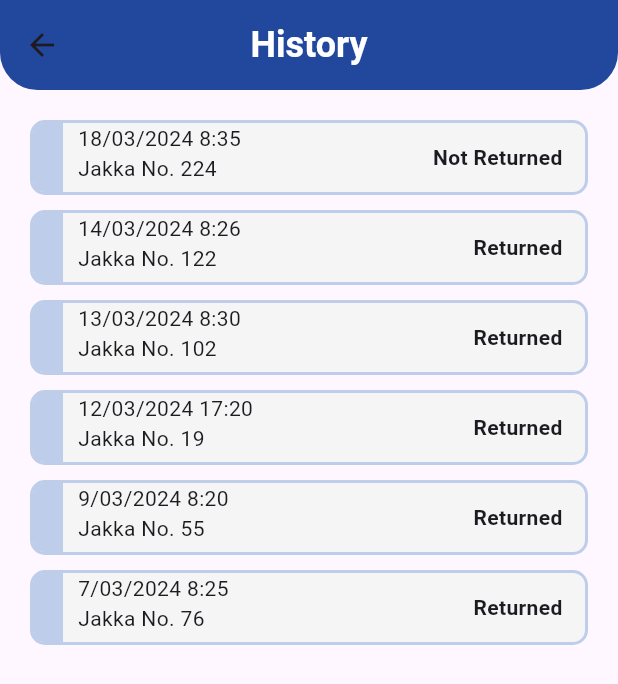
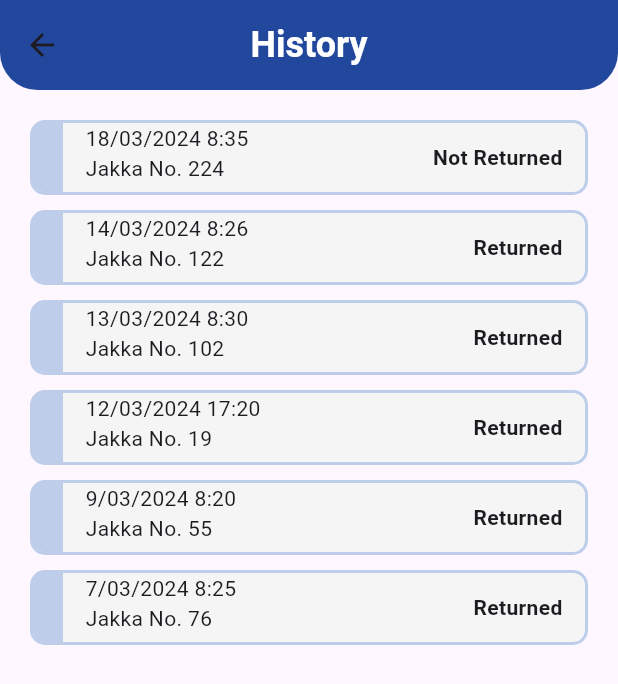
Before and after one commit to kapraomaewsub/Jakka-mobile-app, a Flutter app: the Historypage screen opened directly, on a phone screen of 412 x 824 dp. Shown: the top 684 px of the screen. Run offline on Flutter 3.47's test engine with Material 3 defaults, Android fonts, the phone set to English and light mode, and no system bars; our stand-ins replace firebase_auth, firebase_core; accounts and stored records are empty.

Commit message:
แก้ width ของ sizedbox ในหน้า history ให้เป็น 15

```diff
--- a/lib/pages/history_page.dart
+++ b/lib/pages/history_page.dart
@@ -94,7 +94,7 @@ class _HistorypageState extends State<Historypage> {
                                   ),
                                 ),
                               ),
-                              SizedBox(width: 10),
+                              SizedBox(width: 15),
                               Column(
                                 crossAxisAlignment: CrossAxisAlignment.start,
                                 children: [
```
